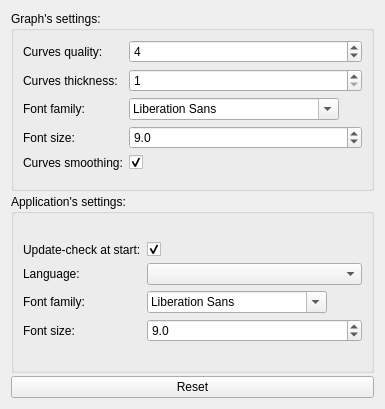
Above: Windows/settings.ui from AdelKS/ZeGrapher before the change. Below: the same form after it.
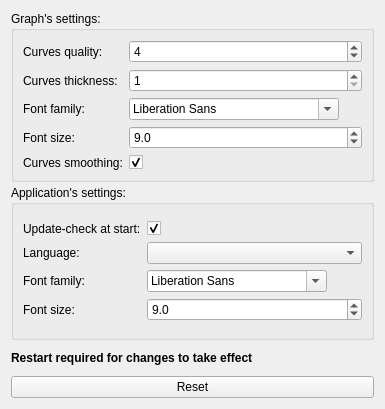
That is the form after the change. Icons and pictures are not drawn.

Commit message: Show user that a restart is required for an app setting change

What changed in the file:
```diff
--- a/Windows/settings.ui
+++ b/Windows/settings.ui
@@ -44,7 +44,7 @@
      <property name="sizePolicy">
       <sizepolicy hsizetype="Minimum" vsizetype="Preferred">
        <horstretch>0</horstretch>
-       <verstretch>0</verstretch>
+       <verstretch>1</verstretch>
       </sizepolicy>
      </property>
      <property name="title">
@@ -225,7 +225,7 @@
      <property name="sizePolicy">
       <sizepolicy hsizetype="Minimum" vsizetype="Preferred">
        <horstretch>0</horstretch>
-       <verstretch>0</verstretch>
+       <verstretch>1</verstretch>
       </sizepolicy>
      </property>
      <property name="title">
@@ -366,6 +366,25 @@
      </layout>
     </widget>
    </item>
+   <item>
+    <widget class="QLabel" name="restartRequiredLabel">
+     <property name="sizePolicy">
+      <sizepolicy hsizetype="Preferred" vsizetype="Preferred">
+       <horstretch>0</horstretch>
+       <verstretch>0</verstretch>
+      </sizepolicy>
+     </property>
+     <property name="minimumSize">
+      <size>
+       <width>0</width>
+       <height>30</height>
+      </size>
+     </property>
+     <property name="text">
+      <string>&lt;html&gt;&lt;head/&gt;&lt;body&gt;&lt;p&gt;&lt;span style=&quot; font-weight:600;&quot;&gt;Restart required for changes to take effect&lt;/span&gt;&lt;/p&gt;&lt;/body&gt;&lt;/html&gt;</string>
+     </property>
+    </widget>
+   </item>
    <item>
     <widget class="QPushButton" name="reset">
      <property name="text">
```
The commit also changes 2 other files.
